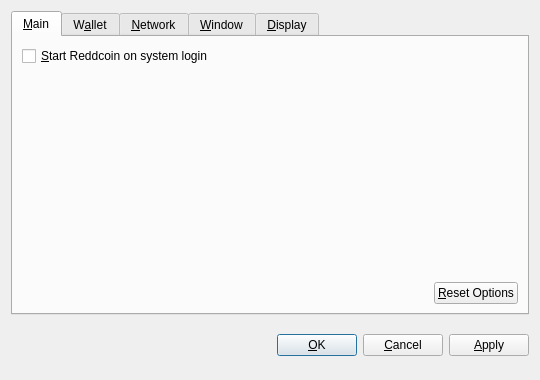
Above: src/qt/forms/optionsdialog.ui from Cannacoin-Project/Cannacoin before the change. Below: the same form after it.
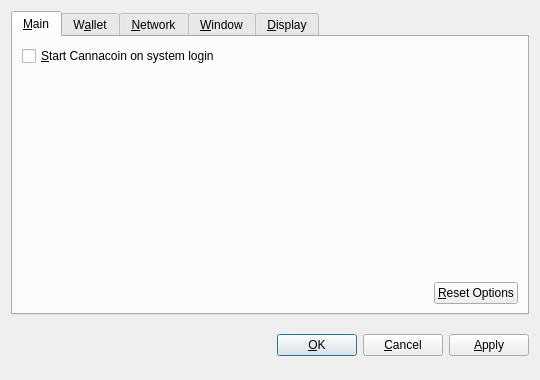
That is the form after the change. Custom widgets are drawn as their Qt base class.

```diff
--- a/src/qt/forms/optionsdialog.ui
+++ b/src/qt/forms/optionsdialog.ui
@@ -36,7 +36,7 @@
           <string>Automatically start Reddcoin after logging in to the system.</string>
          </property>
          <property name="text">
-          <string>&amp;Start Reddcoin on system login</string>
+          <string>&amp;Start Cannacoin on system login</string>
          </property>
         </widget>
        </item>
```
Left out of the diff: 10 changed lines with no effect on the pictures.
